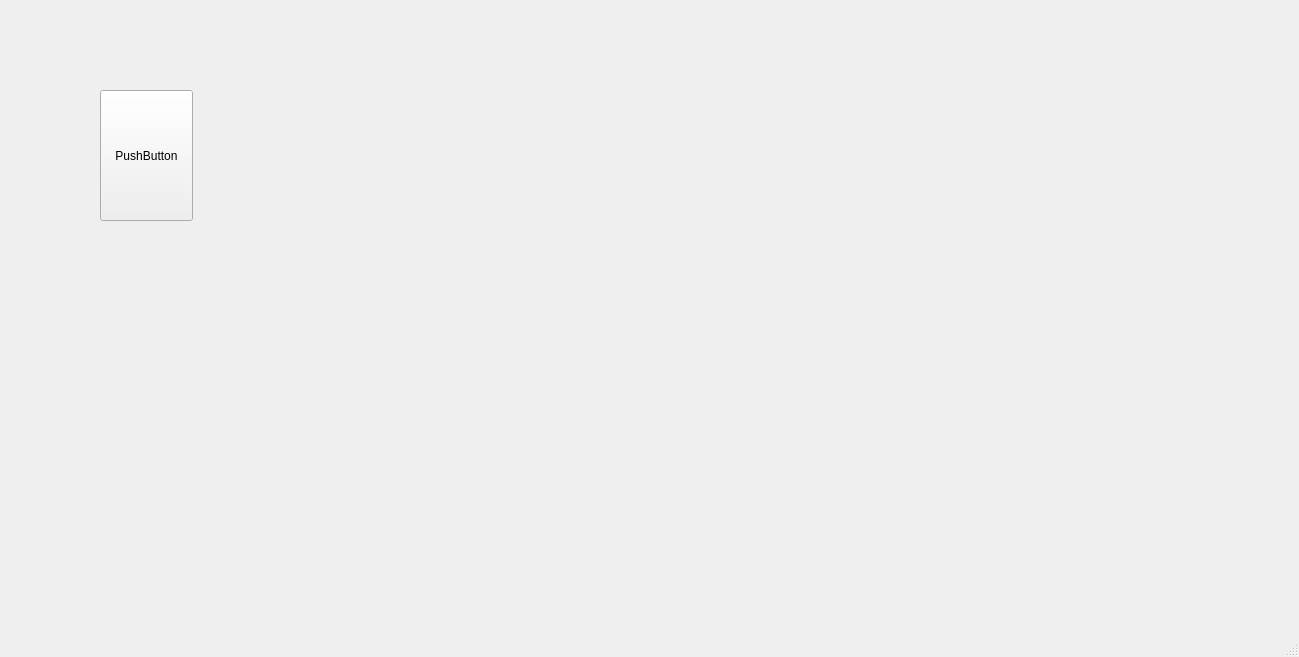
sj43/hackricecryptogame, file GameWindowScreen/mainwindow.ui: the form before one commit.
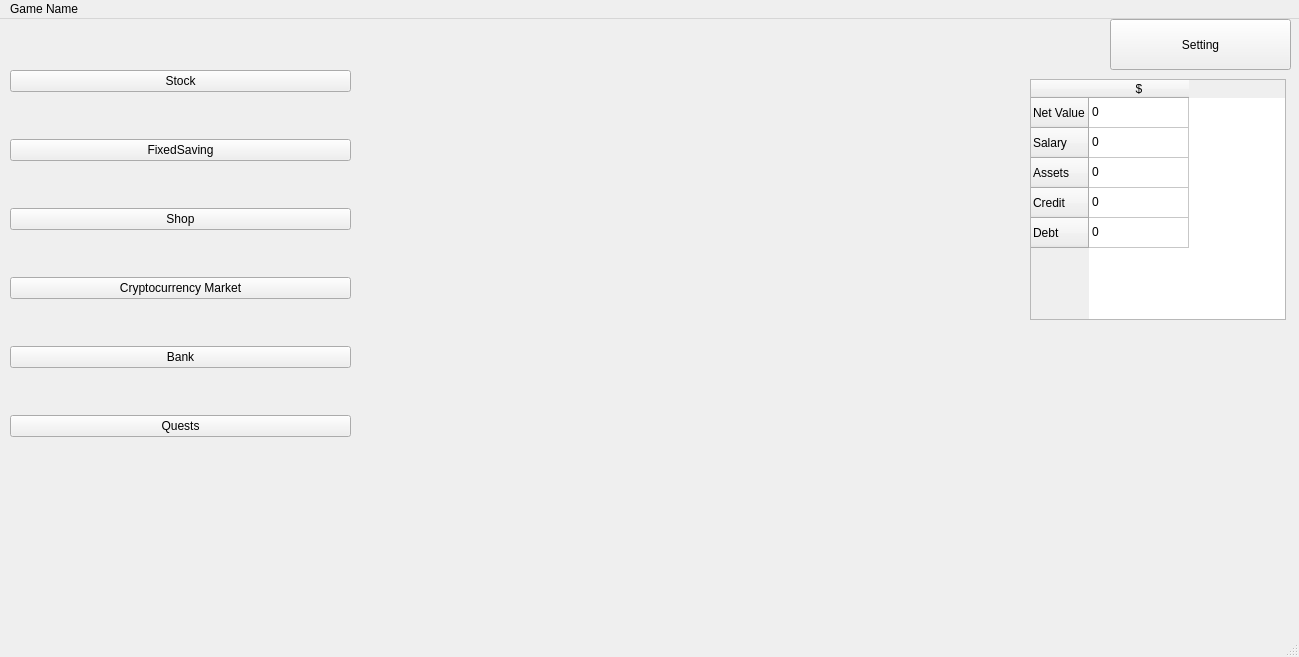
The form after the commit.

```diff
--- a/GameWindowScreen/mainwindow.ui
+++ b/GameWindowScreen/mainwindow.ui
@@ -14,19 +14,138 @@
    <string>MainWindow</string>
   </property>
   <widget class="QWidget" name="centralwidget">
-   <widget class="QPushButton" name="pushButton">
+   <widget class="QPushButton" name="pushButton_3">
     <property name="geometry">
      <rect>
-      <x>100</x>
-      <y>90</y>
-      <width>93</width>
-      <height>131</height>
+      <x>1110</x>
+      <y>0</y>
+      <width>181</width>
+      <height>51</height>
      </rect>
     </property>
     <property name="text">
-     <string>PushButton</string>
+     <string>Setting</string>
     </property>
    </widget>
+   <widget class="QTableWidget" name="tableWidget">
+    <property name="geometry">
+     <rect>
+      <x>1030</x>
+      <y>60</y>
+      <width>256</width>
+      <height>241</height>
+     </rect>
+    </property>
+    <row>
+     <property name="text">
+      <string>Net Value</string>
+     </property>
+    </row>
+    <row>
+     <property name="text">
+      <string>Salary</string>
+     </property>
+    </row>
+    <row>
+     <property name="text">
+      <string>Assets</string>
+     </property>
+    </row>
+    <row>
+     <property name="text">
+      <string>Credit</string>
+     </property>
+    </row>
+    <row>
+     <property name="text">
+      <string>Debt</string>
+     </property>
+    </row>
+    <column>
+     <property name="text">
+      <string>$</string>
+     </property>
+    </column>
+    <item row="0" column="0">
+     <property name="text">
+      <string>0</string>
+     </property>
+    </item>
+    <item row="1" column="0">
+     <property name="text">
+      <string>0</string>
+     </property>
+    </item>
+    <item row="2" column="0">
+     <property name="text">
+      <string>0</string>
+     </property>
+    </item>
+    <item row="3" column="0">
+     <property name="text">
+      <string>0</string>
+     </property>
+    </item>
+    <item row="4" column="0">
+     <property name="text">
+      <string>0</string>
+     </property>
+    </item>
+   </widget>
+   <widget class="QWidget" name="formLayoutWidget">
+    <property name="geometry">
+     <rect>
+      <x>10</x>
+      <y>10</y>
+      <width>341</width>
+      <height>451</height>
+     </rect>
+    </property>
+    <layout class="QVBoxLayout" name="verticalLayout">
+     <item>
+      <widget class="QPushButton" name="pushButton_4">
+       <property name="text">
+        <string>Stock</string>
+       </property>
+      </widget>
+     </item>
+     <item>
+      <widget class="QPushButton" name="pushButton_6">
+       <property name="text">
+        <string>FixedSaving</string>
+       </property>
+      </widget>
+     </item>
+     <item>
+      <widget class="QPushButton" name="pushButton_7">
+       <property name="text">
+        <string>Shop</string>
+       </property>
+      </widget>
+     </item>
+     <item>
+      <widget class="QPushButton" name="pushButton">
+       <property name="text">
+        <string>Cryptocurrency Market</string>
+       </property>
+      </widget>
+     </item>
+     <item>
+      <widget class="QPushButton" name="pushButton_5">
+       <property name="text">
+        <string>Bank</string>
+       </property>
+      </widget>
+     </item>
+     <item>
+      <widget class="QPushButton" name="pushButton_2">
+       <property name="text">
+        <string>Quests</string>
+       </property>
+      </widget>
+     </item>
+    </layout>
+   </widget>
   </widget>
   <widget class="QMenuBar" name="menubar">
    <property name="geometry">
@@ -37,6 +156,12 @@
      <height>26</height>
     </rect>
    </property>
+   <widget class="QMenu" name="menuMainWindow">
+    <property name="title">
+     <string>Game Name</string>
+    </property>
+   </widget>
+   <addaction name="menuMainWindow"/>
   </widget>
   <widget class="QStatusBar" name="statusbar"/>
  </widget>
```
